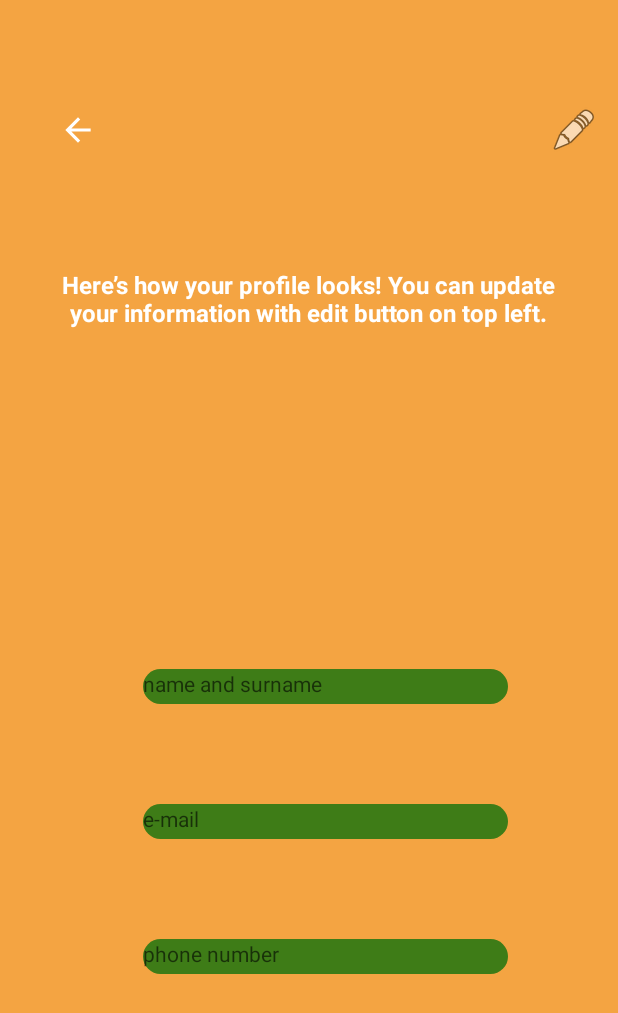
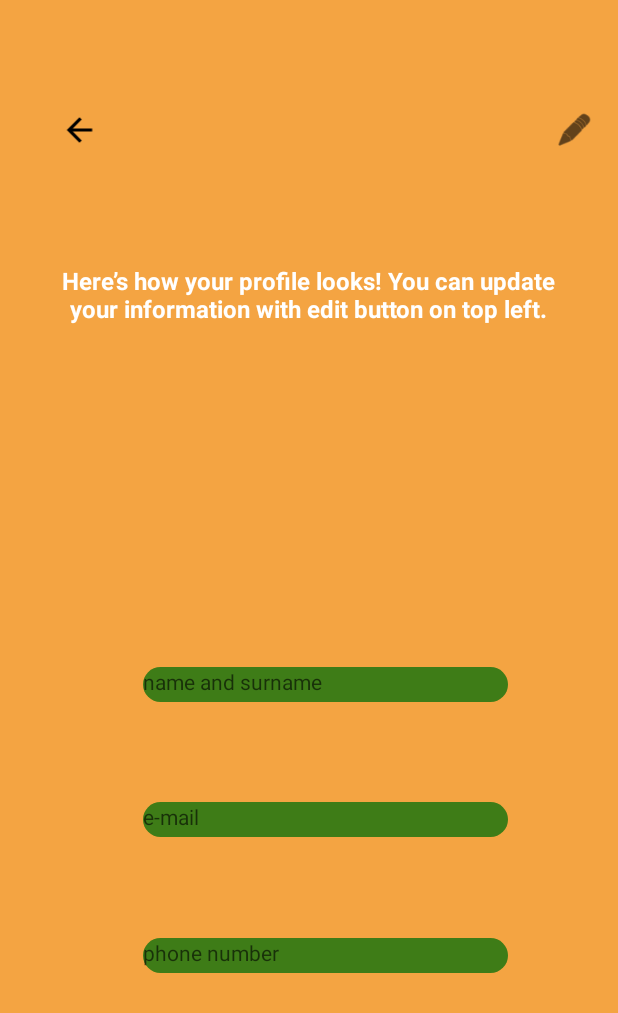
Before and after one commit to FARUKcyln/Software-Engineering-Project, an Android app: the ProfileActivity screen opened directly, with no data from a screen before it, on a phone screen of 412 x 824 dp. Shown: the top 1013 px of the screen. Run offline under Robolectric (Android 15) with nearby library versions, the phone set to English and light mode, and no system bars.

Commit message:
Modified Profile Screen and Added Update Profile Screen

```diff
--- a/ArtemisBalance/app/src/main/AndroidManifest.xml
+++ b/ArtemisBalance/app/src/main/AndroidManifest.xml
@@ -9,6 +9,9 @@
         android:roundIcon="@mipmap/ic_launcher_round"
         android:supportsRtl="true"
         android:theme="@style/Theme.ArtemisBalance">
+        <activity
+            android:name=".UpdateProfileActivity"
+            android:exported="false" />
         <activity
             android:name=".ProfileActivity"
             android:exported="false" />
--- a/ArtemisBalance/app/src/main/res/layout/activity_profile.xml
+++ b/ArtemisBalance/app/src/main/res/layout/activity_profile.xml
@@ -57,8 +57,8 @@
 
     <ImageView
         android:id="@+id/imageView6"
-        android:layout_width="wrap_content"
-        android:layout_height="wrap_content"
+        android:layout_width="30dp"
+        android:layout_height="25dp"
         android:layout_marginStart="250dp"
         android:layout_marginTop="24dp"
         android:layout_marginEnd="16dp"
@@ -67,12 +67,12 @@
         app:layout_constraintEnd_toEndOf="parent"
         app:layout_constraintStart_toEndOf="@+id/imageView7"
         app:layout_constraintTop_toTopOf="parent"
-
-        app:srcCompat="@android:drawable/ic_menu_edit" />
+        app:srcCompat="@android:drawable/ic_menu_edit"
+        app:tint="@color/black" />
 
     <ImageView
         android:id="@+id/imageView7"
-        android:layout_width="29dp"
+        android:layout_width="30dp"
         android:layout_height="25dp"
         android:layout_marginStart="40dp"
         android:layout_marginTop="24dp"
@@ -83,7 +83,7 @@
         app:layout_constraintStart_toStartOf="parent"
         app:layout_constraintTop_toTopOf="parent"
         app:srcCompat="?attr/actionModeCloseDrawable"
-        app:tint="#FFFFFF" />
+        app:tint="@color/black" />
 
     <ImageView
         android:id="@+id/imageView8"
```
Also changed, not shown: ArtemisBalance/app/src/main/java/com/example/artemisbalance/UpdateProfileActivity.java (added, +14 -0 lines), ArtemisBalance/app/src/main/res/layout/activity_update_profile.xml (added, +9 -0 lines).
